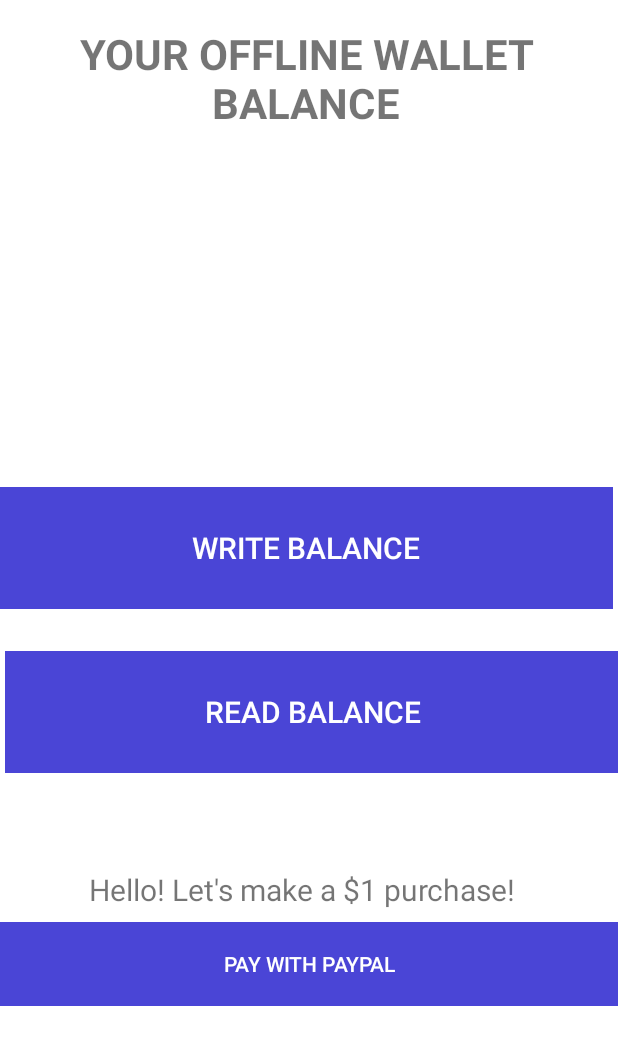
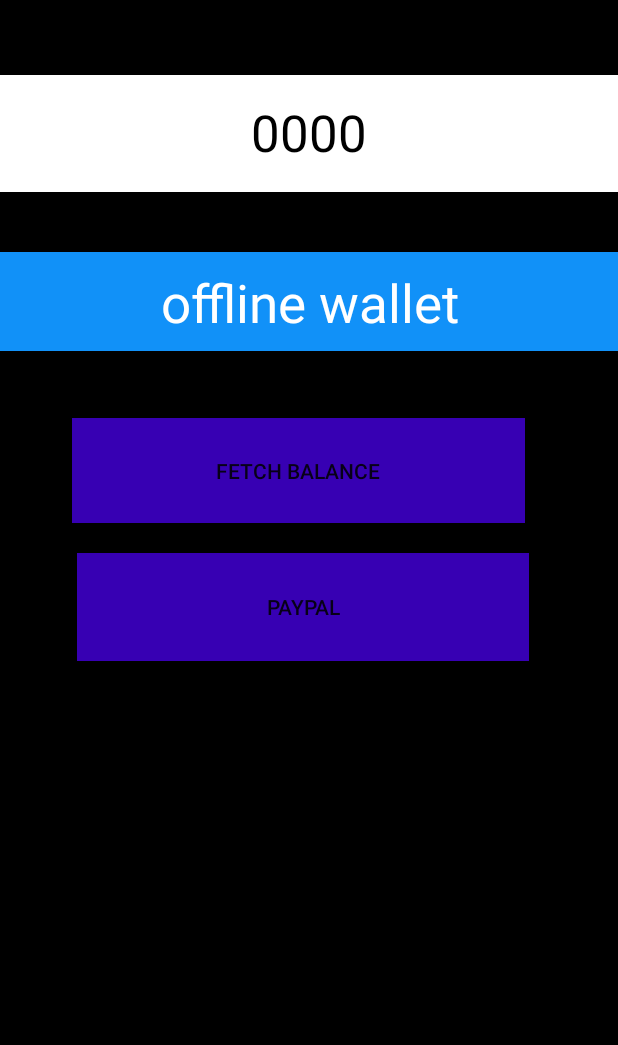
Before and after one commit to dksr1729/miniproject_offline_payments, an Android app: the AboutActivity screen opened directly, with no data from a screen before it, on a phone screen of 412 x 824 dp. Shown: the top 1045 px of the screen. Run offline under Robolectric (Android 15) with nearby library versions, the phone set to English and light mode, and no system bars; Roboto replaces fonts that are not available here.

Commit message:
wallet fix
m

```diff
--- a/Bluetooth-Chat/app/src/main/java/com/matrix_maeny/bluetoothchat/AboutActivity.java
+++ b/Bluetooth-Chat/app/src/main/java/com/matrix_maeny/bluetoothchat/AboutActivity.java
@@ -1,73 +1,49 @@
 package com.matrix_maeny.bluetoothchat;
 
+import android.content.SharedPreferences;
 import android.os.Bundle;
 import android.app.Activity;
 import android.view.View;
 import android.widget.TextView;
 import android.widget.Toast;
-
-import java.io.File;
 import java.io.FileInputStream;
-import java.io.FileNotFoundException;
 import java.io.FileOutputStream;
-import java.io.FileReader;
-import java.io.IOException;
 import java.io.InputStreamReader;
 import java.io.OutputStreamWriter;
+import androidx.appcompat.app.AppCompatActivity;
+import android.content.SharedPreferences;
+import android.os.Bundle;
+import android.widget.EditText;
 
 public class AboutActivity extends Activity {
 
     TextView textmsg;
+
     static final int READ_BLOCK_SIZE = 100;
     @Override
     protected void onCreate(Bundle savedInstanceState) {
         super.onCreate(savedInstanceState);
         setContentView(R.layout.activity_about);
         textmsg = (TextView)findViewById(R.id.textView7);
-        Toast.makeText(getBaseContext(),"file already there", Toast.LENGTH_SHORT).show();
-        ReadBtn(textmsg);
+        ReadBtn();
         }
 
-    // write text to file
-    public void WriteBtn(View v) {
-        // add-write text into file
-        try {
-            FileOutputStream fileout=openFileOutput("mytextfile.txt", MODE_PRIVATE);
-            OutputStreamWriter outputWriter=new OutputStreamWriter(fileout);
-            outputWriter.write(textmsg.getText().toString());
-            outputWriter.close();
-
-            //display file saved message
-            Toast.makeText(getBaseContext(), "updated balance successfully!",
-                    Toast.LENGTH_SHORT).show();
-
-        } catch (Exception e) {
-            e.printStackTrace();
-        }
-    }
-
     // Read text from file
-    public void ReadBtn(View v) {
+    public void ReadBtn() {
         //reading text from file
         try {
-            FileOutputStream fileout=openFileOutput("mytextfile.txt", MODE_PRIVATE);
-            FileInputStream fileIn=openFileInput("mytextfile.txt");
-            InputStreamReader InputRead= new InputStreamReader(fileIn);
 
-            char[] inputBuffer= new char[READ_BLOCK_SIZE];
-            String s="";
-            int charRead;
+            SharedPreferences pref = getSharedPreferences("MyPref", 0); // 0 - for private mode
+            String amount = pref.getString("amount","");
+            if(amount == "" || amount == null){
+                SharedPreferences.Editor editor = pref.edit();
+                editor.putString("amount","0000");
+                editor.apply();
+            }
+            textmsg.setText(amount);
 
-            while ((charRead=InputRead.read(inputBuffer))>0) {
-                // char to string conversion
-                String readstring=String.copyValueOf(inputBuffer,0,charRead);
-                s +=readstring;
-            }
-            InputRead.close();
-            textmsg.setText(s);
-
-            //display file saved message
-            Toast.makeText(getBaseContext(), "Read Balance successfully!" + s,
+            //display balance fetched message
+            Toast.makeText(getBaseContext(), "Read Balance successfully!" + amount,
                     Toast.LENGTH_SHORT).show();
         } catch (Exception e) {
             //display file saved message
--- a/Bluetooth-Chat/app/src/main/res/layout/activity_about.xml
+++ b/Bluetooth-Chat/app/src/main/res/layout/activity_about.xml
@@ -3,119 +3,90 @@
     xmlns:tools="http://schemas.android.com/tools"
     android:layout_width="match_parent"
     android:layout_height="match_parent"
+    android:background="@color/black"
     tools:context=".AboutActivity"
     >
 
-    <TextView
-        android:id="@+id/textView1"
-        android:layout_width="247dp"
-        android:layout_height="wrap_content"
-        android:layout_alignParentStart="true"
-        android:layout_alignParentLeft="true"
-        android:layout_alignParentTop="true"
-        android:layout_alignParentEnd="true"
-        android:layout_alignParentRight="true"
-        android:layout_marginStart="-2dp"
-        android:layout_marginLeft="-2dp"
-        android:layout_marginTop="11dp"
-        android:layout_marginEnd="2dp"
-        android:layout_marginRight="2dp"
-        android:padding="5dp"
-        android:text="YOUR OFFLINE WALLET BALANCE"
-        android:textAlignment="center"
-        android:textSize="28sp"
-        android:textStyle="bold" />
-
-    <Button
-        android:id="@+id/button1"
-        android:layout_width="wrap_content"
-        android:layout_height="81dp"
-        android:layout_alignTop="@+id/button2"
-        android:layout_alignParentStart="true"
-        android:layout_alignParentEnd="true"
-        android:layout_marginStart="3dp"
-        android:layout_marginTop="109dp"
-        android:layout_marginEnd="-2dp"
-        android:layout_marginRight="1dp"
-        android:background="#4A45D6"
-        android:onClick="ReadBtn"
-        android:outlineSpotShadowColor="@color/black"
-        android:text="Read BALANCE"
-        android:textColor="#ffffff"
-        android:textColorHighlight="@color/white"
-        android:textSize="20dp" />
-
-    <Button
-        android:id="@+id/button2"
-        android:layout_width="wrap_content"
-        android:layout_height="81dp"
-        android:layout_alignParentStart="true"
-        android:layout_alignParentEnd="true"
-        android:layout_alignParentBottom="true"
-        android:layout_marginStart="-2dp"
-        android:layout_marginEnd="3dp"
-        android:layout_marginRight="1dp"
-        android:layout_marginBottom="418dp"
-        android:background="#4A45D6"
-        android:onClick="WriteBtn"
-        android:outlineSpotShadowColor="@color/black"
-        android:text="Write BALANCE"
-        android:textColor="#ffffff"
-        android:textColorHighlight="@color/white"
-        android:textSize="20dp" />
 
     <TextView
         android:id="@+id/textView7"
         android:layout_width="match_parent"
-        android:layout_height="wrap_content"
-        android:layout_above="@+id/button2"
-        android:layout_below="@+id/textView1"
+        android:layout_height="78dp"
+        android:layout_alignParentStart="true"
+        android:layout_marginLeft="15dp"
+        android:layout_alignParentTop="true"
+        android:layout_alignParentEnd="true"
+        android:layout_marginStart="0dp"
+        android:layout_marginTop="50dp"
+        android:layout_marginEnd="0dp"
+        android:background="@color/white"
+        android:paddingTop="15dp"
+        android:text="0000"
+        android:textAlignment="center"
+        android:textColor="#000000"
+        android:textSize="34sp" />
+
+    <TextView
+        android:id="@+id/textView6"
+        android:layout_width="412dp"
+        android:layout_height="66dp"
+        android:layout_below="@+id/textView7"
+        android:layout_alignBottom="@+id/button"
+        android:layout_alignParentStart="true"
+        android:paddingTop="10dp"
+        android:layout_alignParentEnd="true"
+        android:layout_marginStart="0dp"
+        android:layout_marginTop="40dp"
+        android:layout_marginEnd="-1dp"
+        android:layout_marginBottom="116dp"
+        android:background="@color/statusBarColor"
+        android:text="offline wallet"
+        android:textAlignment="center"
+        android:textColor="#ffffff"
+        android:textSize="35dp" />
+
+    <Button
+        android:id="@+id/button"
+        android:layout_width="414dp"
+        android:layout_height="0dp"
+        android:layout_below="@+id/textView7"
         android:layout_alignParentStart="true"
         android:layout_alignParentEnd="true"
         android:layout_marginStart="0dp"
-        android:layout_marginTop="13dp"
-        android:layout_marginEnd="0dp"
-        android:layout_marginBottom="29dp"
-        android:text="0000"
-        android:textAlignment="center"
-        android:textSize="30dp" />
+        android:layout_marginTop="222dp"
+        android:layout_marginEnd="-3dp"
+        android:onClick="WriteBtn"
+        android:text="write wallet"
+        android:visibility="invisible"
+        app:iconTint="#FFFFFF"
+        app:rippleColor="#FFFEFE" />
 
-    <TextView
-        android:id="@+id/payView"
-        android:layout_width="wrap_content"
-        android:layout_height="wrap_content"
-        android:layout_alignTop="@+id/button1"
+    <Button
+        android:id="@+id/button3"
+        android:layout_width="301dp"
+        android:layout_height="70dp"
+        android:layout_below="@+id/button"
         android:layout_alignParentStart="true"
         android:layout_alignParentEnd="true"
-        android:layout_alignParentBottom="true"
-        android:layout_marginStart="59dp"
-        android:layout_marginTop="145dp"
+        android:layout_marginStart="48dp"
+        android:layout_marginTop="-71dp"
         android:layout_marginEnd="62dp"
-        android:layout_marginBottom="218dp"
-        android:text="Hello! Let's make a $1 purchase!"
-        android:textSize="20sp"
-        app:layout_constraintBottom_toBottomOf="parent"
-        app:layout_constraintLeft_toLeftOf="parent"
-        app:layout_constraintRight_toRightOf="parent"
-        app:layout_constraintTop_toTopOf="parent"
-        app:layout_constraintVertical_bias="0.113" />
+        android:background="@color/purple_700"
+        android:onClick="ReadBtn"
+        android:text="fetch balance"
+        app:cornerRadius="25dp" />
 
     <Button
-        android:id="@+id/paybtn"
-        android:layout_width="match_parent"
-        android:layout_height="56dp"
+        android:id="@+id/button4"
+        android:layout_width="301dp"
+        android:layout_height="72dp"
+        android:layout_below="@+id/button3"
         android:layout_alignParentStart="true"
         android:layout_alignParentEnd="true"
-        android:layout_alignParentBottom="true"
-        android:layout_marginStart="0dp"
-        android:layout_marginEnd="0dp"
-        android:layout_marginBottom="153dp"
-        android:background="#4A45D6"
-        android:text="Pay with PayPal"
-        android:textColor="#ffffff"
-        app:layout_constraintEnd_toEndOf="parent"
-        app:layout_constraintHorizontal_bias="0.497"
-        app:layout_constraintStart_toStartOf="parent"
-        app:layout_constraintTop_toBottomOf="@+id/textView" />
-
+        android:layout_marginStart="51dp"
+        android:layout_marginTop="20dp"
+        android:layout_marginEnd="59dp"
+        android:background="@color/purple_700"
+        android:text="paypal"
+        app:cornerRadius="25dp" />
 </RelativeLayout>
```
Also changed, not shown: Bluetooth-Chat/app/src/main/java/com/matrix_maeny/bluetoothchat/MainActivity.java (+17 -93 lines), Bluetooth-Chat/app/src/main/java/com/matrix_maeny/bluetoothchat/SplashScreenActivity.java (+8 -1 lines).
